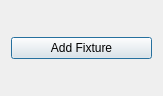
Before: the Qt Designer form ui/src/Monitor3d/dialog3d.ui in janosvitok/qlcplus, drawn with Qt 5.
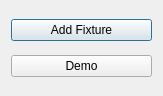
After: the same form once the commit is applied.

Commit message: Added PAR model, 'demo' button and added demoversion of light show

The edit to the form file:
```diff
--- a/ui/src/Monitor3d/dialog3d.ui
+++ b/ui/src/Monitor3d/dialog3d.ui
@@ -21,6 +21,13 @@
      </property>
     </widget>
    </item>
+   <item>
+    <widget class="QPushButton" name="pushButton_2">
+     <property name="text">
+      <string>Demo</string>
+     </property>
+    </widget>
+   </item>
   </layout>
  </widget>
  <resources/>
```
The commit also changes 6 other files.
